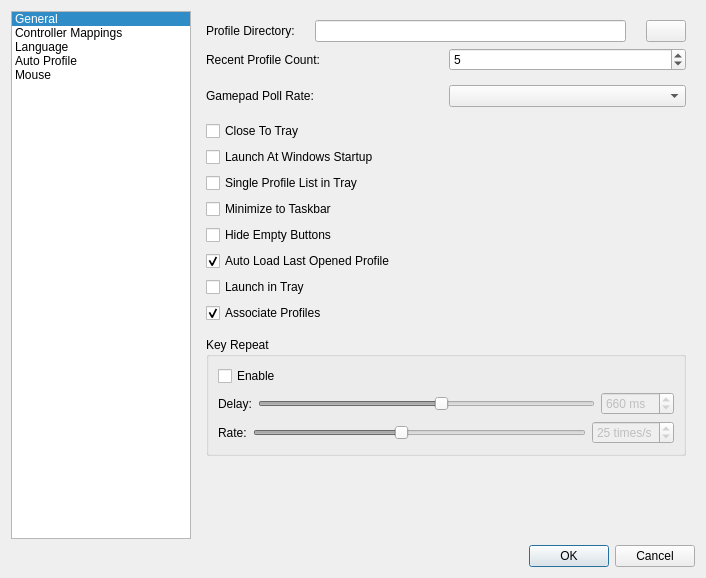
This is src/mainsettingsdialog.ui in AntiMicroX/antimicrox as Qt 5 draws it before an edit. The edited form follows.
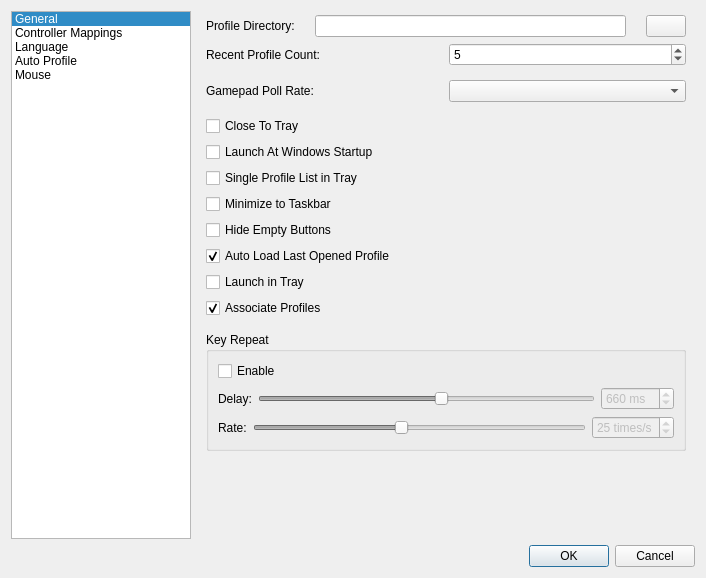
This is the edited form. Icons and pictures are not drawn.

Commit message: Minor edits for main settings dialog.

The edit to the form file:
```diff
--- a/src/mainsettingsdialog.ui
+++ b/src/mainsettingsdialog.ui
@@ -91,6 +91,12 @@
        </property>
        <widget class="QWidget" name="General">
         <layout class="QVBoxLayout" name="verticalLayout_3">
+         <property name="topMargin">
+          <number>4</number>
+         </property>
+         <property name="bottomMargin">
+          <number>9</number>
+         </property>
          <item>
           <layout class="QHBoxLayout" name="horizontalLayout_3">
            <property name="spacing">
```
Left out of the diff: 9 changed lines with no effect on the pictures. The commit also changes 1 other file.
